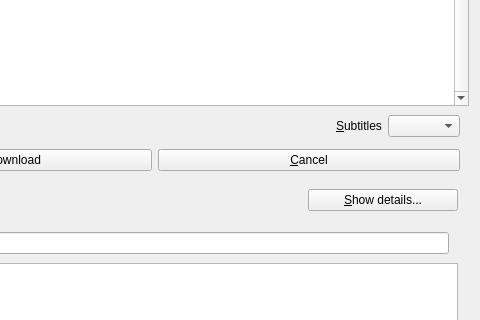
Above: MainWindow.ui from hekkup/qyledl before the change; both pictures show x 172 to 652 and y 150 to 470 of the 652 by 801 pixel window. Below: the same form after it.
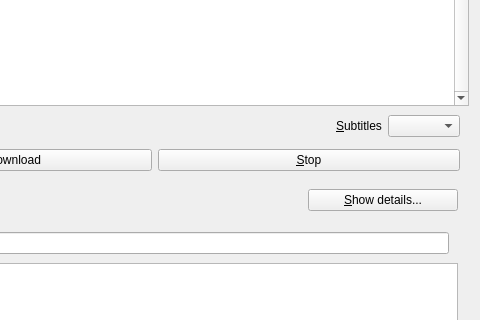
That is the form after the change. Custom widgets are drawn as their Qt base class.

Commit message: Changed 'cancel' labels to 'stop'

```diff
--- a/MainWindow.ui
+++ b/MainWindow.ui
@@ -167,7 +167,7 @@
        <item>
         <widget class="QPushButton" name="cancelButton">
          <property name="text">
-          <string>&amp;Cancel</string>
+          <string>&amp;Stop</string>
          </property>
         </widget>
        </item>
```
Left out of the diff: 2 changed lines with no effect on the pictures. The commit also changes 4 other files.
